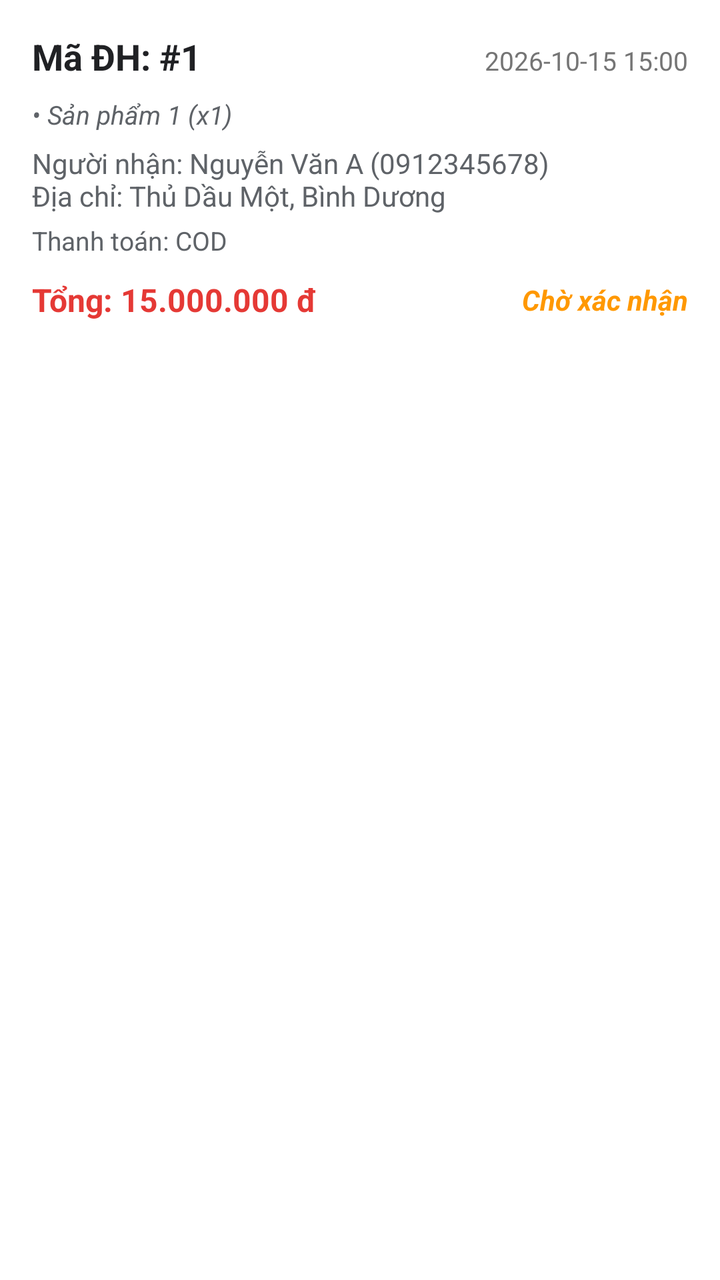
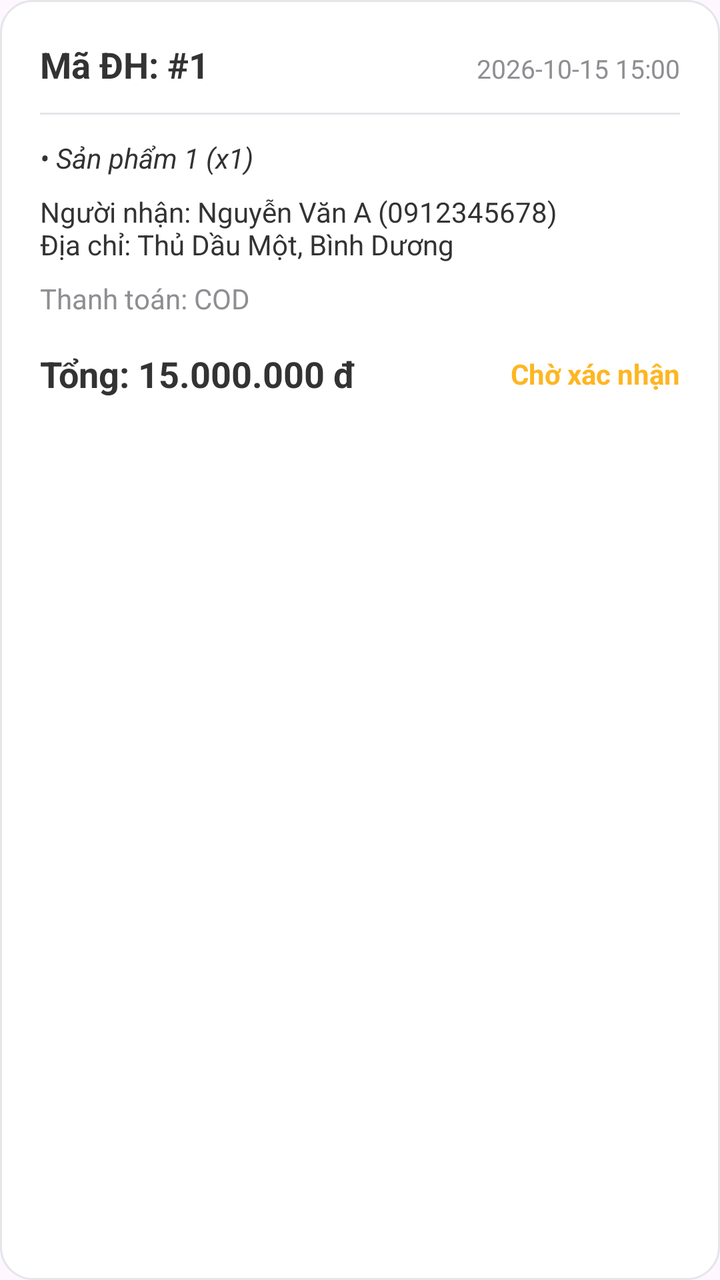

Compare the two renders of this Android layout. The source of the first and the diff that turns it into the second are given below.
<!-- AndroidManifest.xml: application theme Theme.MobileDeviceStoreTDMU -->
<!-- res/layout/item_lich_su_don_hang.xml -->
<?xml version="1.0" encoding="utf-8"?>
<LinearLayout xmlns:android="http://schemas.android.com/apk/res/android"
    android:layout_width="match_parent"
    android:layout_height="wrap_content"
    android:orientation="vertical"
    android:layout_marginHorizontal="16dp"
    android:layout_marginTop="12dp"
    android:background="#FFFFFF"
    android:elevation="2dp"
    android:padding="16dp">

    <LinearLayout
        android:layout_width="match_parent"
        android:layout_height="wrap_content"
        android:orientation="horizontal">

        <TextView
            android:id="@+id/tvMaDonHangLichSu"
            android:layout_width="0dp"
            android:layout_height="wrap_content"
            android:layout_weight="1"
            android:text="Mã ĐH: #1"
            android:textSize="18sp"
            android:textStyle="bold"
            android:textColor="#202124" />

        <TextView
            android:id="@+id/tvNgayDatLichSu"
            android:layout_width="wrap_content"
            android:layout_height="wrap_content"
            android:text="2026-10-15 15:00"
            android:textColor="#757575"
            android:textSize="13sp" />
    </LinearLayout>

    <TextView
        android:id="@+id/tvDanhSachSanPhamLichSu"
        android:layout_width="match_parent"
        android:layout_height="wrap_content"
        android:layout_marginTop="8dp"
        android:text="• Sản phẩm 1 (x1)"
        android:textColor="#5F6368"
        android:textSize="13sp"
        android:textStyle="italic"
        android:maxLines="3"
        android:ellipsize="end" />

    <TextView
        android:id="@+id/tvDiaChiLichSu"
        android:layout_width="match_parent"
        android:layout_height="wrap_content"
        android:layout_marginTop="6dp"
        android:text="Người nhận: Nguyễn Văn A (0912345678)\nĐịa chỉ: Thủ Dầu Một, Bình Dương"
        android:textColor="#5F6368"
        android:textSize="14sp" />

    <TextView
        android:id="@+id/tvPhuongThucLichSu"
        android:layout_width="match_parent"
        android:layout_height="wrap_content"
        android:layout_marginTop="4dp"
        android:text="Thanh toán: COD"
        android:textColor="#5F6368"
        android:textSize="13sp" />

    <LinearLayout
        android:layout_width="match_parent"
        android:layout_height="wrap_content"
        android:layout_marginTop="10dp"
        android:gravity="center_vertical"
        android:orientation="horizontal">

        <TextView
            android:id="@+id/tvTongTienLichSu"
            android:layout_width="0dp"
            android:layout_height="wrap_content"
            android:layout_weight="1"
            android:text="Tổng: 15.000.000 đ"
            android:textColor="#E53935"
            android:textSize="16sp"
            android:textStyle="bold" />

        <TextView
            android:id="@+id/tvTrangThaiLichSu"
            android:layout_width="wrap_content"
            android:layout_height="wrap_content"
            android:text="Chờ xác nhận"
            android:textColor="#FF9800"
            android:textSize="14sp"
            android:textStyle="bold|italic" />
    </LinearLayout>

    <Button
        android:id="@+id/btnHuyDonHangLichSu"
        android:layout_width="wrap_content"
        android:layout_height="38dp"
        android:layout_gravity="end"
        android:layout_marginTop="8dp"
        android:text="HỦY ĐƠN"
        android:textColor="#D32F2F"
        android:background="#00000000"
        android:textSize="13sp"
        android:textStyle="bold"
        android:visibility="gone" />

</LinearLayout>
<!-- resources referenced by this layout -->
<resources>
  <style name="Theme.MobileDeviceStoreTDMU" parent="Base.Theme.MobileDeviceStoreTDMU" />
  <style name="Base.Theme.MobileDeviceStoreTDMU" parent="Theme.Material3.DayNight.NoActionBar">
          
          
      </style>
</resources>

<!-- the commit's change to res/layout/item_lich_su_don_hang.xml (unified diff, before → after) -->
@@ -4,10 +4,10 @@
     android:layout_height="wrap_content"
     android:orientation="vertical"
     android:layout_marginHorizontal="16dp"
-    android:layout_marginTop="12dp"
-    android:background="#FFFFFF"
-    android:elevation="2dp"
-    android:padding="16dp">
+    android:layout_marginTop="16dp"
+    android:background="@drawable/bg_card_modern"
+    android:elevation="0dp"
+    android:padding="20dp">
 
     <LinearLayout
         android:layout_width="match_parent"
@@ -22,25 +22,31 @@
             android:text="Mã ĐH: #1"
             android:textSize="18sp"
             android:textStyle="bold"
-            android:textColor="#202124" />
+            android:textColor="@color/text_primary" />
 
         <TextView
             android:id="@+id/tvNgayDatLichSu"
             android:layout_width="wrap_content"
             android:layout_height="wrap_content"
             android:text="2026-10-15 15:00"
-            android:textColor="#757575"
+            android:textColor="@color/text_secondary"
             android:textSize="13sp" />
     </LinearLayout>
+
+    <View
+        android:layout_width="match_parent"
+        android:layout_height="1dp"
+        android:background="@color/stroke_light"
+        android:layout_marginTop="12dp"
+        android:layout_marginBottom="12dp" />
 
     <TextView
         android:id="@+id/tvDanhSachSanPhamLichSu"
         android:layout_width="match_parent"
         android:layout_height="wrap_content"
-        android:layout_marginTop="8dp"
         android:text="• Sản phẩm 1 (x1)"
-        android:textColor="#5F6368"
-        android:textSize="13sp"
+        android:textColor="@color/text_primary"
+        android:textSize="14sp"
         android:textStyle="italic"
         android:maxLines="3"
         android:ellipsize="end" />
@@ -49,24 +55,24 @@
         android:id="@+id/tvDiaChiLichSu"
         android:layout_width="match_parent"
         android:layout_height="wrap_content"
-        android:layout_marginTop="6dp"
+        android:layout_marginTop="8dp"
         android:text="Người nhận: Nguyễn Văn A (0912345678)\nĐịa chỉ: Thủ Dầu Một, Bình Dương"
-        android:textColor="#5F6368"
+        android:textColor="@color/text_primary"
         android:textSize="14sp" />
 
     <TextView
         android:id="@+id/tvPhuongThucLichSu"
         android:layout_width="match_parent"
         android:layout_height="wrap_content"
-        android:layout_marginTop="4dp"
+        android:layout_marginTop="8dp"
         android:text="Thanh toán: COD"
-        android:textColor="#5F6368"
-        android:textSize="13sp" />
+        android:textColor="@color/text_secondary"
+        android:textSize="14sp" />
 
     <LinearLayout
         android:layout_width="match_parent"
         android:layout_height="wrap_content"
-        android:layout_marginTop="10dp"
+        android:layout_marginTop="16dp"
         android:gravity="center_vertical"
         android:orientation="horizontal">
 
@@ -76,8 +82,8 @@
             android:layout_height="wrap_content"
             android:layout_weight="1"
             android:text="Tổng: 15.000.000 đ"
-            android:textColor="#E53935"
-            android:textSize="16sp"
+            android:textColor="@color/primary_black"
+            android:textSize="18sp"
             android:textStyle="bold" />
 
         <TextView
@@ -85,21 +91,21 @@
             android:layout_width="wrap_content"
             android:layout_height="wrap_content"
             android:text="Chờ xác nhận"
-            android:textColor="#FF9800"
+            android:textColor="@color/primary_yellow"
             android:textSize="14sp"
-            android:textStyle="bold|italic" />
+            android:textStyle="bold" />
     </LinearLayout>
 
-    <Button
+    <androidx.appcompat.widget.AppCompatButton
         android:id="@+id/btnHuyDonHangLichSu"
         android:layout_width="wrap_content"
-        android:layout_height="38dp"
+        android:layout_height="40dp"
         android:layout_gravity="end"
-        android:layout_marginTop="8dp"
+        android:layout_marginTop="12dp"
         android:text="HỦY ĐƠN"
-        android:textColor="#D32F2F"
+        android:textColor="#D93025"
         android:background="#00000000"
-        android:textSize="13sp"
+        android:textSize="14sp"
         android:textStyle="bold"
         android:visibility="gone" />
 
<!-- resource entries referenced after the edit -->
@@ -1,6 +1,20 @@
 <!-- resources referenced by this layout -->
 <resources>
+  <color name="primary_black">#333333</color>
+  <color name="primary_yellow">#FDB623</color>
+  <color name="stroke_light">#E5E5EA</color>
+  <color name="text_primary">#333333</color>
+  <color name="text_secondary">#8E8E93</color>
+  <!-- drawable bg_card_modern (drawable) -->
+  <?xml version="1.0" encoding="utf-8"?>
+  <shape xmlns:android="http://schemas.android.com/apk/res/android"
+      android:shape="rectangle">
+      <solid android:color="@color/bg_white" />
+      <corners android:radius="16dp" />
+      <stroke android:width="1dp" android:color="@color/stroke_light" />
+  </shape>
   <style name="Theme.MobileDeviceStoreTDMU" parent="Base.Theme.MobileDeviceStoreTDMU" />
+  <color name="bg_white">#FFFFFF</color>
   <style name="Base.Theme.MobileDeviceStoreTDMU" parent="Theme.Material3.DayNight.NoActionBar">
           
           
